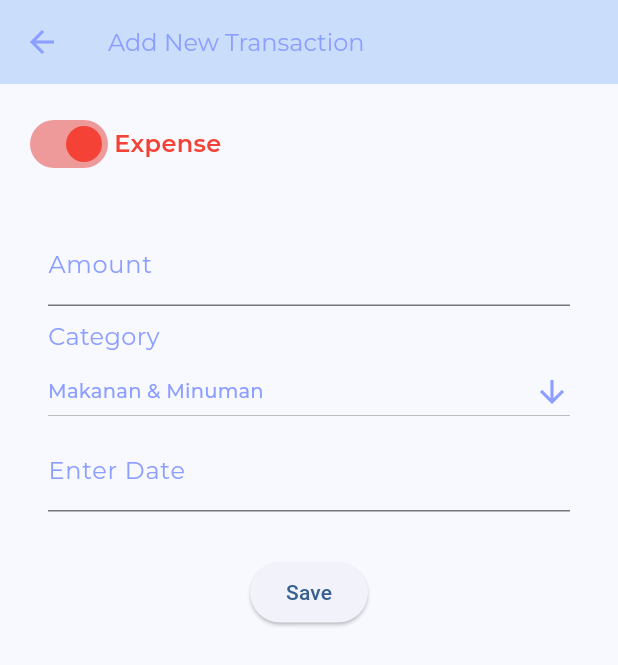
After one commit to farhanzsani/Finance-App-FLutter, a Flutter app: the screen it shows after launch, after a tap on the "add" icon, on a phone screen of 412 x 824 dp. The commit adds this screen. Shown: the top 665 px of the screen. Run offline on Flutter 3.47's test engine with Material 3 defaults, Android fonts, the phone set to English and light mode, and no system bars; our stand-ins replace google_fonts; missing offline and left inert: calendar_appbar.

Commit message:
feat: add transaction page

```diff
--- a/lib/pages/category_page.dart
+++ b/lib/pages/category_page.dart
@@ -1,8 +1,5 @@
-import 'dart:ffi';
 
 import 'package:flutter/material.dart';
-import 'package:flutter/src/widgets/framework.dart';
-import 'package:flutter/src/foundation/key.dart';
 import 'package:google_fonts/google_fonts.dart';
 
 class CategoryPage extends StatefulWidget {
@@ -20,12 +17,13 @@ class _CategoryPageState extends State<CategoryPage> {
       context: context,
       builder: (BuildContext context) {
         return AlertDialog(
+          backgroundColor: Color(0xFFCADEFC),
           content: SingleChildScrollView(
             child: Center(
               child: Column(
                 children: [
                   Text(
-                    (isExpense) ? 'add Expense category' : 'add Income category',
+                    (isExpense) ? 'Add Expense category' : 'Add Income category',
                     style: GoogleFonts.montserrat(fontSize: 18, color: (isExpense) ? Colors.red : Colors.green),
                   ),
                   SizedBox(height: 20),
@@ -36,7 +34,7 @@ class _CategoryPageState extends State<CategoryPage> {
                     ),
                   ),
                   SizedBox(height: 20),
-                  ElevatedButton(onPressed: () {}, child: Text('save')),
+                  ElevatedButton(onPressed: () {}, child: Text('save', style: GoogleFonts.montserrat(color: Color(0xFF8C9EFF)),),)
                 ],
               ),
             ),
--- a/lib/pages/main_pages.dart
+++ b/lib/pages/main_pages.dart
@@ -1,6 +1,7 @@
 import 'package:calendar_appbar/calendar_appbar.dart';
 import 'package:finance_app_for_nacha/pages/category_page.dart';
 import 'package:finance_app_for_nacha/pages/home_page.dart';
+import 'package:finance_app_for_nacha/pages/transaction_page.dart';
 import 'package:flutter/material.dart';
 import 'package:google_fonts/google_fonts.dart';
 
@@ -13,13 +14,9 @@ class MainPage extends StatefulWidget {
 
 class _MainPageState extends State<MainPage> {
   static const Color primaryColor = Color(0xFFCADEFC);
-  final List<Widget> _childern = [
-    const HomePage(),
-    const CategoryPage(),
-  ];
+  final List<Widget> _childern = [const HomePage(), const CategoryPage()];
 
   int currentIndex = 0;
-
 
   void onTapped(int index) {
     setState(() {
@@ -30,7 +27,8 @@ class _MainPageState extends State<MainPage> {
   @override
   Widget build(BuildContext context) {
     return Scaffold(
-      appBar: (currentIndex == 0) ? CalendarAppBar(
+      appBar: (currentIndex == 0)
+          ? CalendarAppBar(
               backButton: false,
               locale: 'id',
               white: const Color(0xFF8C9EFF), // background
@@ -39,22 +37,41 @@ class _MainPageState extends State<MainPage> {
               onDateChanged: (value) => print(value),
               firstDate: DateTime.now().subtract(const Duration(days: 140)),
               lastDate: DateTime.now(),
-      ) : PreferredSize(
-            child: Container(child: Padding(
-              padding: const EdgeInsets.symmetric(vertical: 36, horizontal: 16),
-              child: Text('categories', style: GoogleFonts.montserrat (
-                color: const Color(0xFF8C9EFF), fontSize: 20, fontWeight: FontWeight.w600),
+            )
+          : PreferredSize(
+              child: Container(
+                child: Padding(
+                  padding: const EdgeInsets.symmetric(
+                    vertical: 36,
+                    horizontal: 16,
                   ),
-            ),),
+                  child: Text(
+                    'categories',
+                    style: GoogleFonts.montserrat(
+                      color: const Color(0xFF8C9EFF),
+                      fontSize: 20,
+                      fontWeight: FontWeight.w600,
+                    ),
+                  ),
+                ),
+              ),
               preferredSize: Size.fromHeight(100),
             ),
 
       body: _childern[currentIndex],
 
       floatingActionButton: Visibility(
-        visible : (currentIndex == 0) ? true : false,
+        visible: (currentIndex == 0) ? true : false,
         child: FloatingActionButton(
-          onPressed: () {},
+          onPressed: () {
+            Navigator.of(context)
+                .push(
+                  MaterialPageRoute(builder: (context) => TransactionPage()),
+                )
+                .then((value) {
+                  setState(() {});
+                });
+          },
           backgroundColor: primaryColor,
           shape: const CircleBorder(),
           elevation: 2,
@@ -73,7 +90,7 @@ class _MainPageState extends State<MainPage> {
           height: 56,
           child: Row(
             mainAxisAlignment: MainAxisAlignment.spaceBetween,
-            children:  [
+            children: [
               IconButton(
                 icon: Icon(Icons.home, color: const Color(0xFF8C9EFF)),
                 onPressed: () {
--- /dev/null
+++ b/lib/pages/transaction_page.dart
@@ -0,0 +1,162 @@
+import 'package:flutter/material.dart';
+import 'package:google_fonts/google_fonts.dart';
+import 'package:intl/intl.dart';
+
+class TransactionPage extends StatefulWidget {
+  const TransactionPage({super.key});
+
+  @override
+  State<TransactionPage> createState() => _TransactionPageState();
+}
+
+class _TransactionPageState extends State<TransactionPage> {
+  bool isExpense = true;
+
+  List<String> categoriesExpense = [
+    "Makanan & Minuman",
+    "Transportasi",
+    "laundry",
+    "jajan",
+  ];
+
+  late String dropDownValue = categoriesExpense.first;
+  TextEditingController dateController = TextEditingController();
+
+  @override
+  Widget build(BuildContext context) {
+    return Scaffold(
+      appBar: AppBar(
+        title: Text(
+          "Add New Transaction",
+          style: GoogleFonts.montserrat(color: Color(0xFF8C9EFF), fontSize: 16),
+        ),
+        foregroundColor: Color(0xFF8C9EFF),
+      ),
+      body: SingleChildScrollView(
+        child: Padding(
+          padding: const EdgeInsets.all(16),
+          child: SafeArea(
+            child: Column(
+              crossAxisAlignment: CrossAxisAlignment.start,
+              children: [
+                Row(
+                  children: [
+                    Switch(
+                      value: isExpense,
+                      onChanged: (bool value) {
+                        setState(() {
+                          isExpense = value;
+                        });
+                      },
+                      inactiveTrackColor: Colors.green[200],
+                      inactiveThumbColor: Colors.green,
+                      activeThumbColor: Colors.red,
+                      activeTrackColor: Colors.red[200],
+                    ),
+                    Text(
+                      isExpense ? "Expense" : "Income",
+                      style: GoogleFonts.montserrat(
+                        color: isExpense ? Colors.red : Colors.green,
+                        fontSize: 16,
+                        fontWeight: FontWeight.w600,
+                      ),
+                    ),
+                  ],
+                ),
+                SizedBox(height: 20),
+                Padding(
+                  padding: const EdgeInsets.symmetric(
+                    horizontal: 16,
+                    vertical: 8,
+                  ),
+                  child: TextFormField(
+                    keyboardType: TextInputType.number,
+                    decoration: InputDecoration(
+                      border: UnderlineInputBorder(),
+                      labelText: "Amount",
+                      labelStyle: GoogleFonts.montserrat(
+                        color: Color(0xFF8C9EFF),
+                      ),
+                    ),
+                  ),
+                ),
+
+                Padding(
+                  padding: const EdgeInsets.symmetric(
+                    horizontal: 16,
+                    vertical: 1,
+                  ),
+                  child: Text(
+                    "Category",
+                    style: GoogleFonts.montserrat(
+                      color: Color(0xFF8C9EFF),
+                      fontSize: 16,
+                    ),
+                  ),
+                ),
+
+                Padding(
+                  padding: const EdgeInsets.symmetric(horizontal: 16),
+                  child: DropdownButton<String>(
+                    isExpanded: true,
+                    value: dropDownValue,
+                    icon: Icon(Icons.arrow_downward, color: Color(0xFF8C9EFF)),
+                    items: categoriesExpense.map<DropdownMenuItem<String>>((
+                      String value,
+                    ) {
+                      return DropdownMenuItem<String>(
+                        value: value,
+                        child: Text(
+                          value,
+                          style: GoogleFonts.montserrat(
+                            color: Color(0xFF8C9EFF),
+                            fontSize: 13,
+                          ),
+                        ),
+                      );
+                    }).toList(),
+                    onChanged: (String? value) {},
+                  ),
+                ),
+
+                // SizedBox(height: 25),
+
+                Padding(
+                  padding: const EdgeInsets.symmetric(
+                    horizontal: 16,
+                  ),
+                  child: TextField(
+                    controller: dateController,
+                    readOnly: true,
+                    decoration: InputDecoration(labelText: "Enter Date", labelStyle: GoogleFonts.montserrat(
+                      color: Color(0xFF8C9EFF),
+                    ),),
+                    onTap: () async {
+                      DateTime? pickedDate = await showDatePicker(
+                        context: context,
+                        initialDate: DateTime.now(),
+                        firstDate: DateTime(2020),
+                        lastDate: DateTime(2101),
+                      );
+
+                       if (pickedDate != null){
+                          String formattedDate = DateFormat('yyyy-MM-dd').format(pickedDate);
+
+                          dateController.text = formattedDate;
+                        }
+                      // You can handle the pickedDate here
+                    },
+                  ),
+                ),
+
+                SizedBox(height: 30),
+
+                Center(child: ElevatedButton(onPressed: (){}, child: Text("Save")))
+              ],
+            ),
+          ),
+        ),
+      ),
+    );
+  }
+}
--- a/pubspec.yaml
+++ b/pubspec.yaml
@@ -36,6 +36,7 @@ dependencies:
   cupertino_icons: ^1.0.8
   google_fonts: ^5.0.0
   calendar_appbar: ^0.0.6
+  intl: ^0.18.1
 
 dev_dependencies:
   flutter_test:
```
Lines whose indentation alone changed are shown as unchanged.
